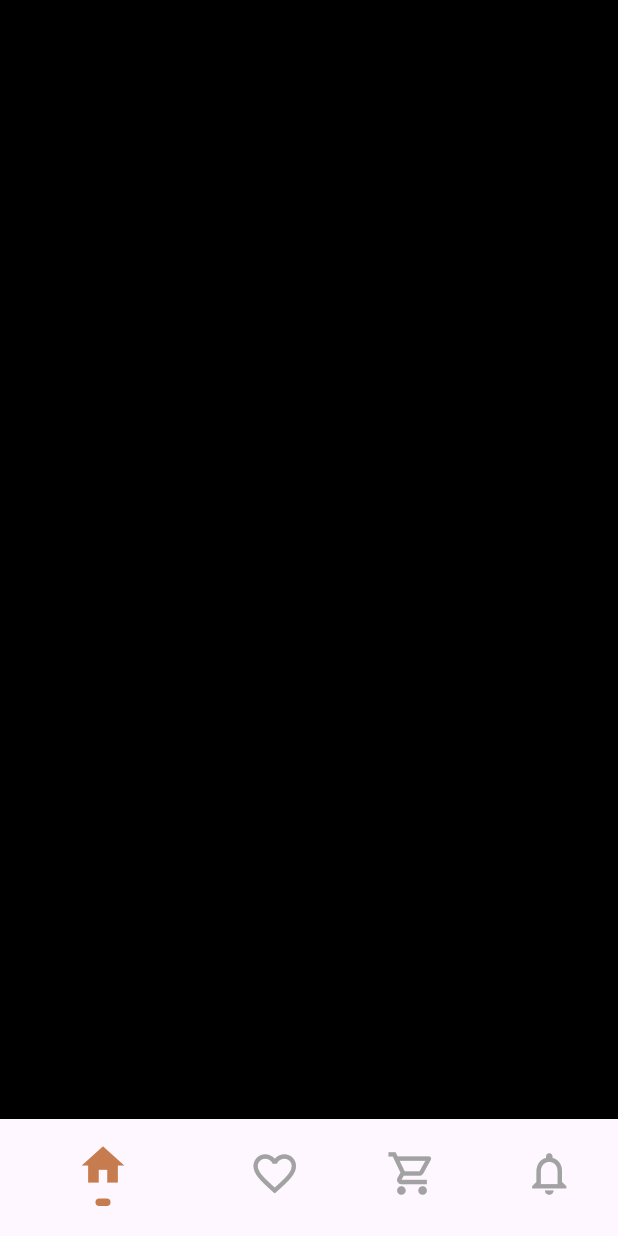
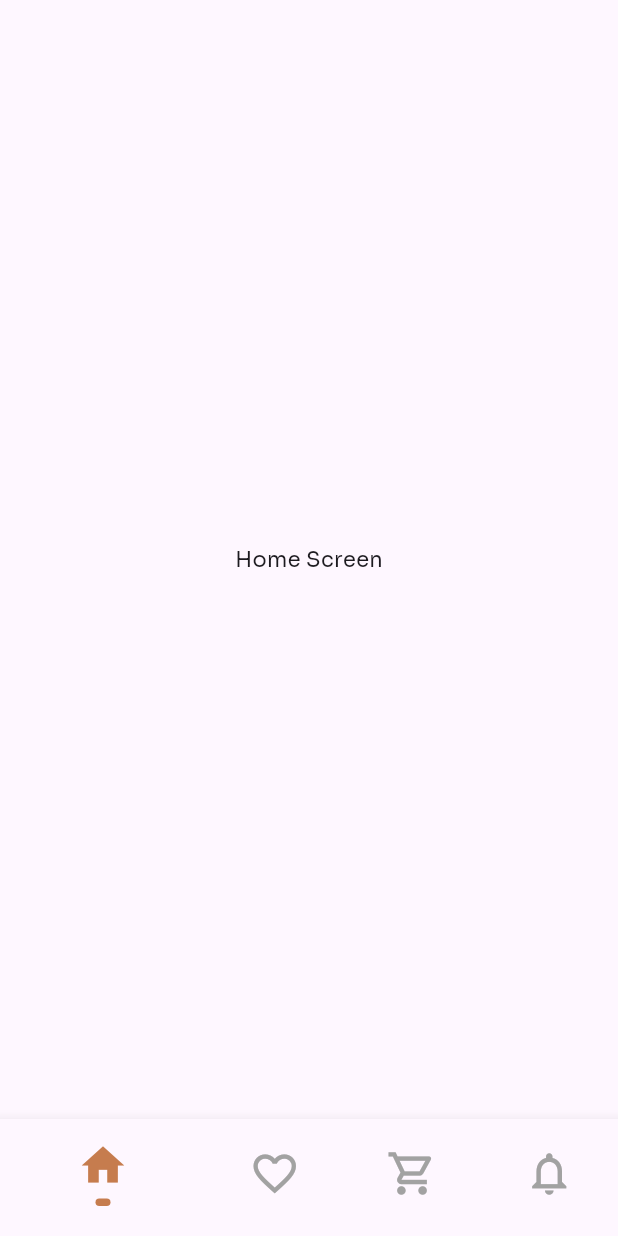
Before and after one commit to rizasghari/coffeeshop_flutter, a Flutter app: the screen it shows after launch, after a tap on "Get Started", on a phone screen of 412 x 824 dp. Run offline on Flutter 3.47's test engine with Material 3 defaults, Android fonts, the phone set to English and light mode, and no system bars; generated files the repository leaves out were written again.

Commit message:
multi page support added to bottom nav

```diff
--- a/l10n.yaml
+++ b/l10n.yaml
@@ -1,3 +1,3 @@
-arb-dir: lib/l10n
+arb-dir: lib/localization/l10n
 template-arb-file: app_en.arb
 output-localization-file: app_localizations.dart
--- a/lib/main.dart
+++ b/lib/main.dart
@@ -1,4 +1,4 @@
-import 'screens/splash.dart';
+import 'screens/splash_screen.dart';
 import 'package:flutter/material.dart';
 import 'package:flutter_localizations/flutter_localizations.dart';
 import 'package:flutter_gen/gen_l10n/app_localizations.dart';
--- /dev/null
+++ b/lib/screens/app_screen.dart
@@ -0,0 +1,98 @@
+import 'cart_screen.dart';
+import 'notifications_screen.dart';
+import 'favourites_screen.dart';
+import 'package:flutter/material.dart';
+import 'package:flutter_gen/gen_l10n/app_localizations.dart';
+import '../colors.dart';
+import 'home_screen.dart';
+
+class AppScreen extends StatefulWidget {
+  const AppScreen({super.key});
+
+  @override
+  State<AppScreen> createState() => _AppScreenState();
+}
+
+class _AppScreenState extends State<AppScreen> {
+  int _bottomNavSelectedIndex = 0;
+
+  final List<Widget> _pages = [
+    const HomeScreen(),
+    const FavouritesScreen(),
+    const NotificationsScreen(),
+    const CartScreen(),
+  ];
+
+  void _onBottomNavItemTapped(int index) {
+    setState(() {
+      _bottomNavSelectedIndex = index;
+    });
+  }
+
+  Widget _buildBottomNavCustomIcon(IconData icon, IconData activeIcon,
+      int index) {
+    return Column(
+      mainAxisSize: MainAxisSize.min,
+      children: <Widget>[
+        Icon(
+          _bottomNavSelectedIndex == index ? activeIcon : icon,
+          color: _bottomNavSelectedIndex == index ? brownNormal : null,
+        ),
+        if (_bottomNavSelectedIndex == index)
+          Container(
+            decoration: BoxDecoration(
+              color: brownNormal,
+              borderRadius: BorderRadius.circular(5),
+            ),
+            margin: const EdgeInsets.only(top: 5),
+            height: 5,
+            width: 10,
+          ),
+      ],
+    );
+  }
+
+  @override
+  Widget build(BuildContext context) {
+    return Scaffold(
+        body: Center(
+          child: _pages.elementAt(
+              _bottomNavSelectedIndex), // Display the selected page
+        ),
+        bottomNavigationBar: BottomNavigationBar(
+        items: <BottomNavigationBarItem>[
+        BottomNavigationBarItem(
+        icon: _buildBottomNavCustomIcon(Icons.home_outlined, Icons.home, 0),
+    label: 'Home',
+    ),
+    BottomNavigationBarItem(
+    icon: _buildBottomNavCustomIcon(
+    Icons.favorite_border, Icons.favorite, 1),
+    label: 'Favorites',
+    ),
+    BottomNavigationBarItem(
+    icon: _buildBottomNavCustomIcon(
+    Icons.shopping_cart_outlined, Icons.shopping_cart, 2),
+    label: 'Cart',
+    ),
+    BottomNavigationBarItem(
+    icon: _buildBottomNavCustomIcon(
+    Icons.notifications_outlined, Icons.notifications, 3),
+    label: 'Notifications',
+    ),
+    ],
+    currentIndex: _bottomNavSelectedIndex,
+    selectedIconTheme: const IconThemeData(
+    size: 34,
+    color: brownNormal,
+    ),
+    unselectedIconTheme: const IconThemeData(
+    size: 34,
+    color: greyLighter,
+    ),
+    showSelectedLabels: false,
+    onTap: _onBottomNavItemTapped,
+    ),
+    );
+  }
+}
--- a/lib/screens/home.dart
+++ /dev/null
@@ -1,88 +0,0 @@
-import 'package:flutter/material.dart';
-import 'package:flutter_gen/gen_l10n/app_localizations.dart';
-import '../colors.dart';
-
-class HomeScreen extends StatefulWidget {
-  const HomeScreen({super.key});
-
-  @override
-  State<HomeScreen> createState() => _HomeScreenState();
-}
-
-class _HomeScreenState extends State<HomeScreen> {
-  int _bottomNavSelectedIndex = 0;
-
-  void _onBottomNavItemTapped(int index) {
-    setState(() {
-      _bottomNavSelectedIndex = index;
-    });
-  }
-
-  Widget _buildBottomNavCustomIcon(
-      IconData icon, IconData activeIcon, int index) {
-    return Column(
-      mainAxisSize: MainAxisSize.min,
-      children: <Widget>[
-        Icon(
-          _bottomNavSelectedIndex == index ? activeIcon : icon,
-          color: _bottomNavSelectedIndex == index ? brownNormal : null,
-        ),
-        if (_bottomNavSelectedIndex == index)
-          Container(
-            decoration: BoxDecoration(
-              color: brownNormal,
-              borderRadius: BorderRadius.circular(5),
-            ),
-            margin: const EdgeInsets.only(top: 5),
-            height: 5,
-            width: 10,
-          ),
-      ],
-    );
-  }
-
-  @override
-  Widget build(BuildContext context) {
-    return Scaffold(
-      body: Container(
-        width: double.infinity,
-        height: double.infinity,
-        color: Colors.black,
-      ),
-      bottomNavigationBar: BottomNavigationBar(
-        items: <BottomNavigationBarItem>[
-          BottomNavigationBarItem(
-            icon: _buildBottomNavCustomIcon(Icons.home_outlined, Icons.home, 0),
-            label: 'Home',
-          ),
-          BottomNavigationBarItem(
-            icon: _buildBottomNavCustomIcon(
-                Icons.favorite_border, Icons.favorite, 1),
-            label: 'Favorites',
-          ),
-          BottomNavigationBarItem(
-            icon: _buildBottomNavCustomIcon(
-                Icons.shopping_cart_outlined, Icons.shopping_cart, 2),
-            label: 'Cart',
-          ),
-          BottomNavigationBarItem(
-            icon: _buildBottomNavCustomIcon(
-                Icons.notifications_outlined, Icons.notifications, 3),
-            label: 'Notifications',
-          ),
-        ],
-        currentIndex: _bottomNavSelectedIndex,
-        selectedIconTheme: const IconThemeData(
-          size: 34,
-          color: brownNormal,
-        ),
-        unselectedIconTheme: const IconThemeData(
-          size: 34,
-          color: greyLighter,
-        ),
-        showSelectedLabels: false,
-        onTap: _onBottomNavItemTapped,
-      ),
-    );
-  }
-}
--- /dev/null
+++ b/lib/screens/home_screen.dart
@@ -0,0 +1,15 @@
+import 'package:flutter/material.dart';
+
+class HomeScreen extends StatefulWidget {
+  const HomeScreen({super.key});
+
+  @override
+  State<HomeScreen> createState() => _HomeScreenState();
+}
+
+class _HomeScreenState extends State<HomeScreen> {
+  @override
+  Widget build(BuildContext context) {
+    return const Text('Home Screen');
+  }
+}
--- a/lib/screens/splash.dart
+++ b/lib/screens/splash_screen.dart
@@ -1,5 +1,5 @@
 import 'package:flutter_gen/gen_l10n/app_localizations.dart';
-import 'package:coffee_shop_flutter/screens/home.dart';
+import 'package:coffee_shop_flutter/screens/app_screen.dart';
 import 'package:flutter/material.dart';
 
 class SplashScreen extends StatelessWidget {
@@ -79,7 +79,7 @@ class SplashScreen extends StatelessWidget {
                       Navigator.push(
                         context,
                         MaterialPageRoute(
-                            builder: (context) => const HomeScreen()),
+                            builder: (context) => const AppScreen()),
                       );
                     },
                     style: ButtonStyle(
```
Also changed, not shown: lib/screens/cart_screen.dart (added, +15 -0 lines), lib/screens/favourites_screen.dart (added, +15 -0 lines), lib/screens/notifications_screen.dart (added, +15 -0 lines), lib/localization/l10n/app_ar.arb (renamed from lib/l10n/app_ar.arb), lib/localization/l10n/app_en.arb (renamed from lib/l10n/app_en.arb), lib/localization/l10n/app_tr.arb (renamed from lib/l10n/app_tr.arb).
